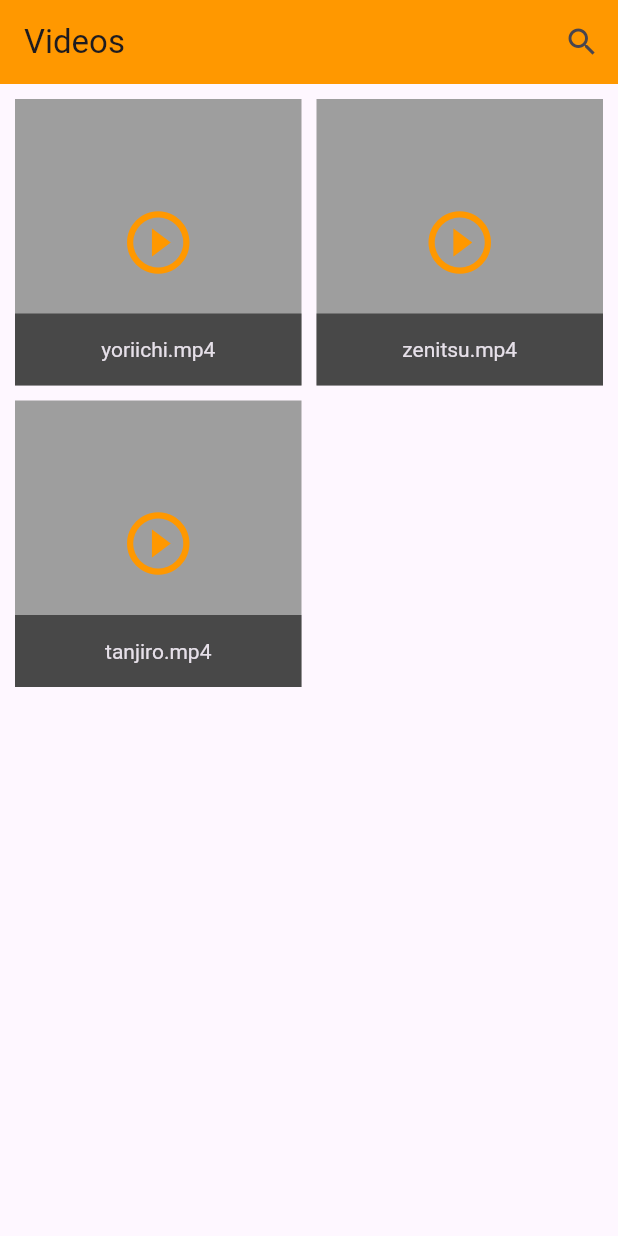
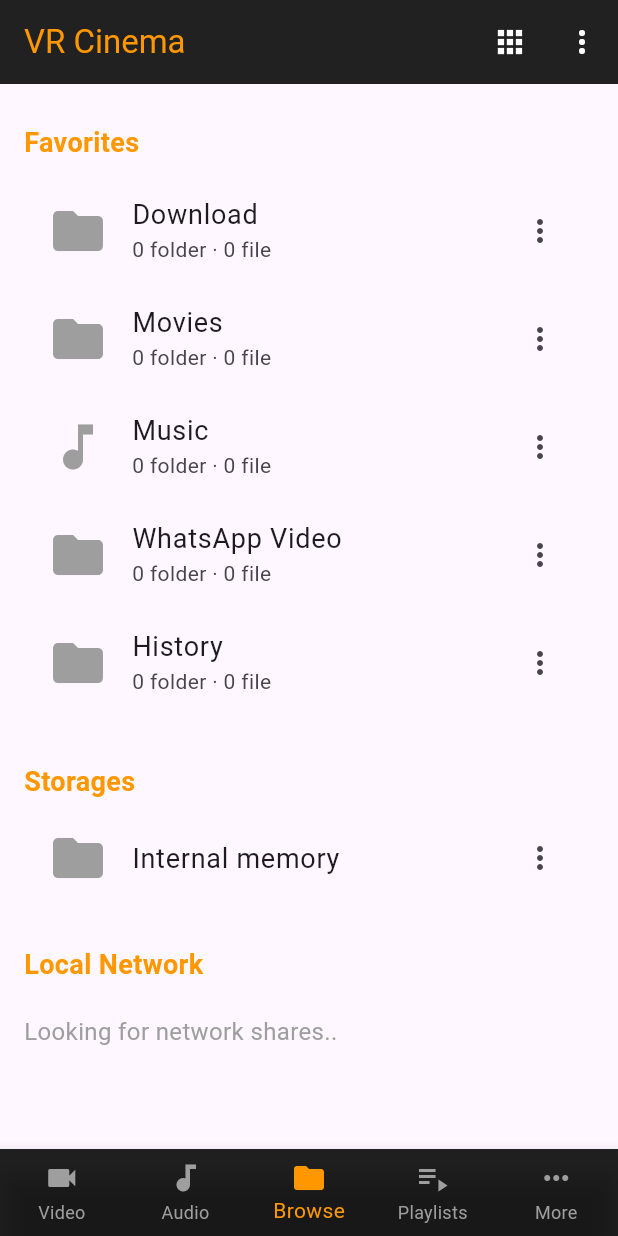
Before and after one commit to YashP-01/vr_cinema, a Flutter app: the screen it shows after launch, on a phone screen of 412 x 824 dp. Run offline on Flutter 3.47's test engine with Material 3 defaults, Android fonts, the phone set to English and light mode, and no system bars.

Commit message:
date: 25/09/24

```diff
--- a/lib/main.dart
+++ b/lib/main.dart
@@ -1,63 +1,194 @@
 import 'package:flutter/material.dart';
-import 'package:video_player/video_player.dart';
-import 'package:flutter/services.dart'; // For setting device orientation and hiding UI
 
 void main() {
-  runApp(const MyApp());
+  runApp(MyApp());
 }
 
 class MyApp extends StatelessWidget {
-  const MyApp({super.key});
-
   @override
   Widget build(BuildContext context) {
     return MaterialApp(
       debugShowCheckedModeBanner: false,
-      home: VideoGridScreen(),
+      home: BrowseScreen(),
     );
   }
 }
 
-class VideoGridScreen extends StatefulWidget {
+class BrowseScreen extends StatelessWidget {
   @override
-  _VideoGridScreenState createState() => _VideoGridScreenState();
-}
+  Widget build(BuildContext context) {
+    return Scaffold(
+      appBar: AppBar(
+        title: Text(
+          'VR Cinema',
+          style: TextStyle(color: Colors.orange),
+        ),
+        backgroundColor: Colors.black87,
+        actions: [
+          IconButton(
+            icon: Icon(
+              Icons.apps,
+              color: Colors.white,
+            ),
+            onPressed: () {
+              _showAppsDialog(context);
+            },
+          ),
+          IconButton(
+            icon: Icon(
+              Icons.more_vert,
+              color: Colors.white,
+            ),
+            onPressed: () {
+              _showMoreOptions(context);
+            },
+          ),
+        ],
+      ),
+      body: ListView(
+        padding: EdgeInsets.all(16.0),
+        children: <Widget>[
+          // Favorites Section
+          _sectionTitle('Favorites', Colors.orange),
+          _buildFavoriteItem(context, Icons.folder, 'Download', '0', '0', 'Download Folder'),
+          _buildFavoriteItem(context, Icons.folder, 'Movies', '0', '0', 'Movies Folder'),
+          _buildFavoriteItem(context, Icons.music_note, 'Music', '0', '0', 'Music Folder'),
+          _buildFavoriteItem(context, Icons.folder, 'WhatsApp Video', '0', '0', 'WhatsApp Video Folder'),
+          _buildFavoriteItem(context, Icons.folder, 'History', '0', '0', 'History Folder'),
 
-class _VideoGridScreenState extends State<VideoGridScreen> {
-  List<String> videoPaths = [
-    'assets/videos/yoriichi.mp4',
-    'assets/videos/zenitsu.mp4',
-    'assets/videos/tanjiro.mp4',
-  ];
+          SizedBox(height: 20),
 
-  List<String> filteredVideos = [];
+          // Storages Section
+          _sectionTitle('Storages', Colors.orange),
+          _buildStorageItem(context, Icons.folder, 'Internal memory', 'Internal Storage'),
 
-  @override
-  void initState() {
-    super.initState();
-    filteredVideos = videoPaths; // Initially show all videos
+          SizedBox(height: 20),
+
+          // Local Network Section
+          _sectionTitle('Local Network', Colors.orange),
+          Padding(
+            padding: const EdgeInsets.symmetric(vertical: 10.0),
+            child: Text(
+              'Looking for network shares..',
+              style: TextStyle(color: Colors.grey, fontSize: 16),
+            ),
+          ),
+        ],
+      ),
+
+      // Bottom Navigation Bar
+      bottomNavigationBar: BottomNavigationBar(
+        type: BottomNavigationBarType.fixed,
+        backgroundColor: Colors.black87,
+        selectedItemColor: Colors.orange,
+        unselectedItemColor: Colors.grey,
+        currentIndex: 2, // Set Browse as the current screen
+        onTap: (index) => _onBottomNavigationTapped(index, context),
+        items: [
+          BottomNavigationBarItem(
+            icon: Icon(Icons.videocam),
+            label: 'Video',
+          ),
+          BottomNavigationBarItem(
+            icon: Icon(Icons.audiotrack),
+            label: 'Audio',
+          ),
+          BottomNavigationBarItem(
+            icon: Icon(Icons.folder),
+            label: 'Browse',
+          ),
+          BottomNavigationBarItem(
+            icon: Icon(Icons.playlist_play),
+            label: 'Playlists',
+          ),
+          BottomNavigationBarItem(
+            icon: Icon(Icons.more_horiz),
+            label: 'More',
+          ),
+        ],
+      ),
+    );
   }
 
-  void _showSearchDialog(BuildContext context) {
+  // Widget for Section Title
+  Widget _sectionTitle(String title, Color color) {
+    return Padding(
+      padding: const EdgeInsets.symmetric(vertical: 10.0),
+      child: Text(
+        title,
+        style: TextStyle(
+          fontSize: 18,
+          color: color,
+          fontWeight: FontWeight.bold,
+        ),
+      ),
+    );
+  }
+
+  // Widget for each Favorite Item
+  Widget _buildFavoriteItem(BuildContext context, IconData icon, String title, String folderCount, String fileCount, String folderName) {
+    return ListTile(
+      leading: Icon(icon, size: 40, color: Colors.grey),
+      title: Text(title, style: TextStyle(fontSize: 18)),
+      subtitle: Text('$folderCount folder · $fileCount file'),
+      trailing: Icon(Icons.more_vert),
+      onTap: () {
+        _openFolder(context, folderName);
+      },
+    );
+  }
+
+  // Widget for Storage Item
+  Widget _buildStorageItem(BuildContext context, IconData icon, String title, String storageName) {
+    return ListTile(
+      leading: Icon(icon, size: 40, color: Colors.grey),
+      title: Text(title, style: TextStyle(fontSize: 18)),
+      trailing: Icon(Icons.more_vert),
+      onTap: () {
+        _openFolder(context, storageName);
+      },
+    );
+  }
+
+  // Function to handle bottom navigation taps
+  void _onBottomNavigationTapped(int index, BuildContext context) {
+    String screenName;
+    switch (index) {
+      case 0:
+        screenName = 'Video Screen';
+        break;
+      case 1:
+        screenName = 'Audio Screen';
+        break;
+      case 2:
+        screenName = 'Browse Screen';
+        break;
+      case 3:
+        screenName = 'Playlists Screen';
+        break;
+      case 4:
+        screenName = 'More Screen';
+        break;
+      default:
+        screenName = 'Unknown';
+    }
+    _showScreen(context, screenName);
+  }
+
+  // Show a dialog for the Apps button
+  void _showAppsDialog(BuildContext context) {
     showDialog(
       context: context,
       builder: (BuildContext context) {
         return AlertDialog(
-          title: const Text('Search Videos'),
-          content: TextField(
-            decoration: const InputDecoration(
-              hintText: 'Enter video name',
-            ),
-            onChanged: (value) {
-              _filterVideos(value);
-            },
-          ),
+          title: Text("Apps"),
+          content: Text("This is where apps will be displayed."),
           actions: [
             TextButton(
+              child: Text("OK"),
               onPressed: () {
                 Navigator.of(context).pop();
               },
-              child: const Text('Close'),
             ),
           ],
         );
@@ -65,241 +196,82 @@ class _VideoGridScreenState extends State<VideoGridScreen> {
     );
   }
 
-  // Filter the video list based on the search query
-  void _filterVideos(String query) {
-    setState(() {
-      if (query.isEmpty) {
-        filteredVideos = videoPaths;
-      } else {
-        filteredVideos = videoPaths
-            .where((video) => video.toLowerCase().contains(query.toLowerCase()))
-            .toList();
-      }
-    });
+  // Show a dialog for the More button
+  void _showMoreOptions(BuildContext context) {
+    showDialog(
+      context: context,
+      builder: (BuildContext context) {
+        return AlertDialog(
+          title: Text("More Options"),
+          content: Text("This is where more options will be displayed."),
+          actions: [
+            TextButton(
+              child: Text("OK"),
+              onPressed: () {
+                Navigator.of(context).pop();
+              },
+            ),
+          ],
+        );
+      },
+    );
   }
+
+  // Open a folder and show a placeholder screen
+  void _openFolder(BuildContext context, String folderName) {
+    Navigator.push(
+      context,
+      MaterialPageRoute(
+        builder: (context) => FolderScreen(folderName: folderName),
+      ),
+    );
+  }
+
+  // Show a different screen from bottom navigation
+  void _showScreen(BuildContext context, String screenName) {
+    Navigator.push(
+      context,
+      MaterialPageRoute(
+        builder: (context) => GenericScreen(screenName: screenName),
+      ),
+    );
+  }
+}
+
+// Placeholder for opening folders
+class FolderScreen extends StatelessWidget {
+  final String folderName;
+
+  FolderScreen({required this.folderName});
 
   @override
   Widget build(BuildContext context) {
     return Scaffold(
       appBar: AppBar(
-        title: const Text('Videos'),
-        backgroundColor: Colors.orange,
-        actions: [
-          IconButton(
-            icon: const Icon(Icons.search),
-            onPressed: () {
-              _showSearchDialog(context); // Call search dialog
-            },
-          ),
-        ],
+        title: Text(folderName),
       ),
-      body: GridView.builder(
-        padding: const EdgeInsets.all(10.0),
-        gridDelegate: const SliverGridDelegateWithFixedCrossAxisCount(
-          crossAxisCount: 2, // Two videos per row
-          crossAxisSpacing: 10.0,
-          mainAxisSpacing: 10.0,
-        ),
-        itemCount: filteredVideos.length,
-        itemBuilder: (context, index) {
-          String videoName = filteredVideos[index].split('/').last;
-          return GestureDetector(
-            onTap: () {
-              Navigator.push(
-                context,
-                MaterialPageRoute(
-                  builder: (context) => VideoPlayerScreen(videoPath: filteredVideos[index]),
-                ),
-              );
-            },
-            child: GridTile(
-              footer: GridTileBar(
-                backgroundColor: Colors.black54,
-                title: Text(
-                  videoName,
-                  textAlign: TextAlign.center,
-                ),
-              ),
-              child: Container(
-                color: Colors.grey[500],
-                child: Icon(
-                  Icons.play_circle_outline,
-                  size: 50,
-                  color: Colors.orange,
-                ),
-              ),
-            ),
-          );
-        },
+      body: Center(
+        child: Text('Contents of $folderName will be shown here'),
       ),
     );
   }
 }
 
-class VideoPlayerScreen extends StatefulWidget {
-  final String videoPath;
+// Placeholder for navigating between different screens
+class GenericScreen extends StatelessWidget {
+  final String screenName;
 
-  const VideoPlayerScreen({super.key, required this.videoPath});
-
-  @override
-  _VideoPlayerScreenState createState() => _VideoPlayerScreenState();
-}
-
-class _VideoPlayerScreenState extends State<VideoPlayerScreen> {
-  late VideoPlayerController _controller;
-  late Future<void> _initializeVideoPlayerFuture;
-  bool _controlsVisible = true; // Track whether the controls are visible or not
-
-  @override
-  void initState() {
-    super.initState();
-
-    // Force landscape mode
-    SystemChrome.setPreferredOrientations([
-      DeviceOrientation.landscapeRight,
-      DeviceOrientation.landscapeLeft,
-    ]);
-
-    // Hide system UI (status bar and navigation buttons) for fullscreen
-    SystemChrome.setEnabledSystemUIMode(SystemUiMode.immersiveSticky);
-
-    _controller = VideoPlayerController.asset(widget.videoPath);
-    _initializeVideoPlayerFuture = _controller.initialize();
-    _controller.setLooping(true);
-  }
-
-  @override
-  void dispose() {
-    // Reset the system UI and orientation settings when closing the video
-    SystemChrome.setPreferredOrientations([
-      DeviceOrientation.portraitUp,
-    ]);
-    SystemChrome.setEnabledSystemUIMode(SystemUiMode.edgeToEdge); // Show system UI again
-
-    _controller.dispose();
-    super.dispose();
-  }
+  GenericScreen({required this.screenName});
 
   @override
   Widget build(BuildContext context) {
     return Scaffold(
-      body: FutureBuilder(
-        future: _initializeVideoPlayerFuture,
-        builder: (context, snapshot) {
-          if (snapshot.connectionState == ConnectionState.done) {
-            return GestureDetector(
-              onTap: () {
-                // Toggle visibility of controls when tapping anywhere on the screen
-                setState(() {
-                  _controlsVisible = !_controlsVisible;
-                });
-              },
-              child: Stack(
-                children: [
-                  Center(
-                    child: AspectRatio(
-                      aspectRatio: _controller.value.aspectRatio,
-                      child: VideoPlayer(_controller),
-                    ),
-                  ),
-                  // Show controls only if _controlsVisible is true
-                  if (_controlsVisible) _buildVideoControls(),
-                ],
-              ),
-            );
-          } else {
-            return const Center(child: CircularProgressIndicator());
-          }
-        },
+      appBar: AppBar(
+        title: Text(screenName),
+      ),
+      body: Center(
+        child: Text('This is the $screenName'),
       ),
     );
   }
-
-  Widget _buildVideoControls() {
-    return Positioned(
-      bottom: 30,
-      left: 0,
-      right: 0,
-      child: Column(
-        children: [
-          Row(
-            mainAxisAlignment: MainAxisAlignment.center,
-            children: [
-              IconButton(
-                icon: const Icon(Icons.replay_10, color: Colors.white, size: 40),
-                onPressed: () {
-                  setState(() {
-                    _controller.seekTo(
-                      _controller.value.position - const Duration(seconds: 10),
-                    );
-                  });
-                },
-              ),
-              IconButton(
-                icon: Icon(
-                  _controller.value.isPlaying ? Icons.pause : Icons.play_arrow,
-                  color: Colors.white,
-                  size: 40,
-                ),
-                onPressed: () {
-                  setState(() {
-                    _controller.value.isPlaying ? _controller.pause() : _controller.play();
-                  });
-                },
-              ),
-              IconButton(
-                icon: const Icon(Icons.forward_10, color: Colors.white, size: 40),
-                onPressed: () {
-                  setState(() {
-                    _controller.seekTo(
-                      _controller.value.position + const Duration(seconds: 10),
-                    );
-                  });
-                },
-              ),
-            ],
-          ),
-          // Video Progress Bar with timestamps
-          Padding(
-            padding: const EdgeInsets.symmetric(horizontal: 20.0),
-            child: Row(
-              mainAxisAlignment: MainAxisAlignment.spaceBetween,
-              children: [
-                // Current Position Text
-                Text(
-                  _formatDuration(_controller.value.position),
-                  style: const TextStyle(color: Colors.black),
-                ),
-                // Progress Bar
-                Expanded(
-                  child: VideoProgressIndicator(
-                    _controller,
-                    allowScrubbing: true,
-                    colors: VideoProgressColors(
-                      backgroundColor: Colors.grey,
-                      bufferedColor: Colors.white.withOpacity(0.5),
-                      playedColor: Colors.orange,
-                    ),
-                  ),
-                ),
-                // Total Duration Text
-                Text(
-                  _formatDuration(_controller.value.duration),
-                  style: const TextStyle(color: Colors.black),
-                ),
-              ],
-            ),
-          ),
-        ],
-      ),
-    );
-  }
-
-  // Helper function to format the duration as mm:ss
-  String _formatDuration(Duration duration) {
-    String twoDigits(int n) => n.toString().padLeft(2, '0');
-    final minutes = twoDigits(duration.inMinutes.remainder(60));
-    final seconds = twoDigits(duration.inSeconds.remainder(60));
-    return '$minutes:$seconds';
-  }
 }
--- a/pubspec.yaml
+++ b/pubspec.yaml
@@ -40,6 +40,7 @@ dev_dependencies:
   flutter_test:
     sdk: flutter
   video_player: ^2.9.1
+  permission_handler: ^10.2.0
   path_provider: ^2.1.4
 
   # The "flutter_lints" package below contains a set of recommended lints to
```
Also changed, not shown: pubspec.lock, 3 other files.
